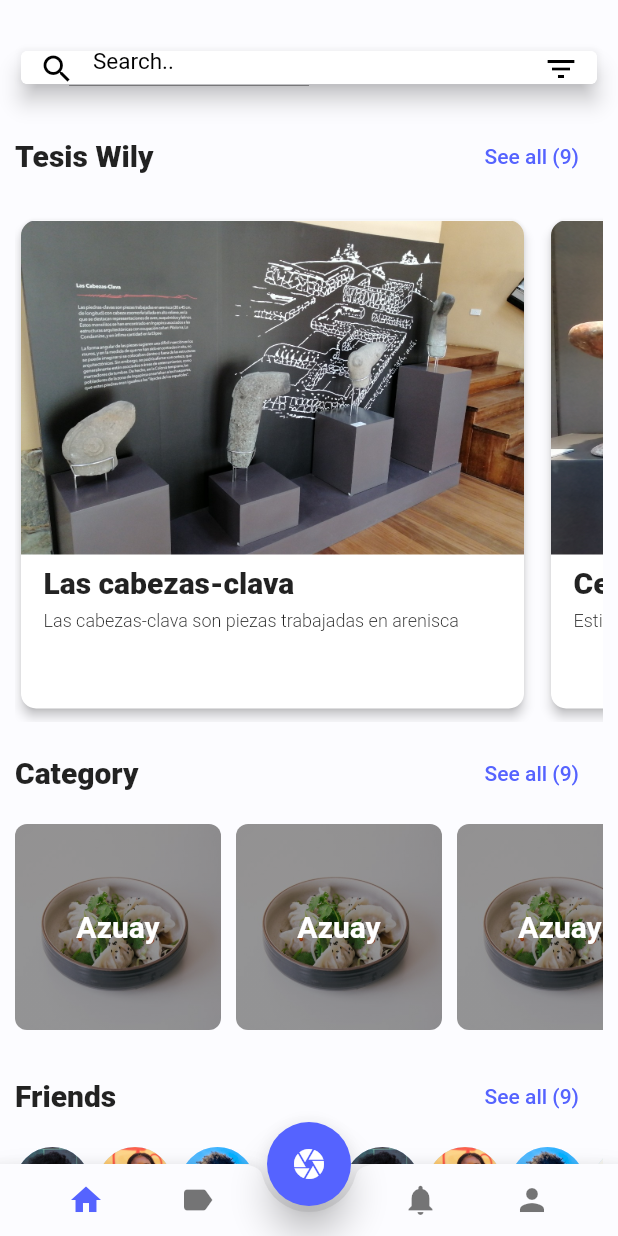
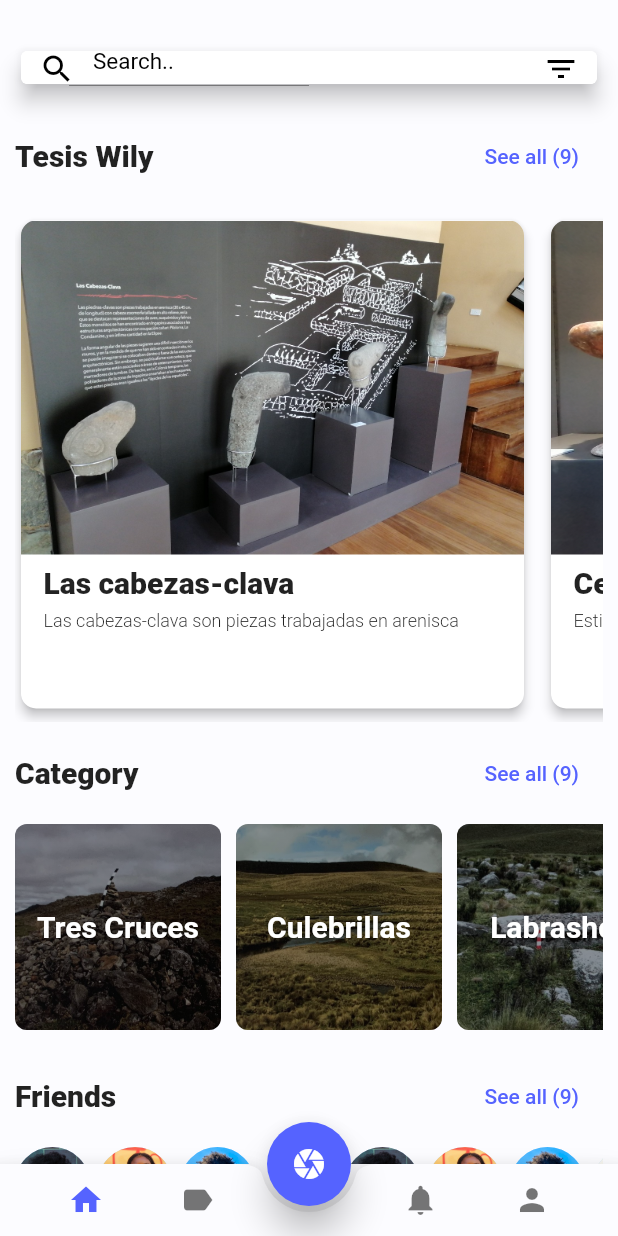
Before and after one commit to XaviMontero/ingapirca-app, a Flutter app: the screen it shows after launch, on a phone screen of 412 x 824 dp. Run offline on Flutter 3.47's test engine with Material 2 defaults, Android fonts, the phone set to English and light mode, and no system bars.

Commit message:
cmabios en caminos y agregar imagenes

```diff
--- a/lib/util/caminos.dart
+++ b/lib/util/caminos.dart
@@ -2,24 +2,45 @@ import 'package:flutter/material.dart';
 
 List caminos = [
   {
-    "name": "Azuay",
+    "name": "Tres Cruces",
     "color1": Color.fromARGB(100, 0, 0, 0),
     "color2": Color.fromARGB(100, 0, 0, 0),
-    "img": "assets/food1.jpeg",
-    "description": "lo que saque"
+    "img": "assets/2.JPG",
+    "description": "Este adoratorio se encuentra a 4.350 m.s.n.m., en el punto mas alto del camino inca en el Ecuador. Se trata de un amontonamiento de piedras de 3m. de alto junto a tres estructuras rectangulares. Las piedras son las ofrendas que hacían los viajeros a lo apus para asegurarse una feliz travesía por las montañas. El apelativo de Tres Cruces es colonial y hace alusión a la presencia de cruces marcadoras de las tumbas de viajeros."
   },
   {
-    "name": "Azuay",
+    "name": "Culebrillas",
     "color1": Color.fromARGB(100, 0, 0, 0),
     "color2": Color.fromARGB(100, 0, 0, 0),
-    "img": "assets/food1.jpeg",
-    "description": "lo que saque"
+    "img": "assets/3.JPG",
+    "description": "La historia oral de la región señala a este lugar (3.885 m.s.n.m.) como el escenario donde se recrea un mito de origen de los cañaris, según el cual una enorme culebra progenitora había bajado de la montaña para ahogarse en la laguna que fue adoptado por los incas, a cuyo efecto dotaron al lugar con una serie de construcciones."
   },
   {
-    "name": "Azuay",
+    "name": "Labrashca",
     "color1": Color.fromARGB(100, 0, 0, 0),
     "color2": Color.fromARGB(100, 0, 0, 0),
-    "img": "assets/food1.jpeg",
-    "description": "lo que saque"
+    "img": "assets/4.JPG",
+    "description": "Es un campo de piedras almohadillas, algunas de gran tamaño, dispersas en amplio terreno, cerca de la laguna de Culebrillas. Hay dos interpretaciones: tal vez fue una cantera de aprovisionamiento de material pétreo; o en ese lugar se dispuso el material trabajado para la construcción de un edificio in situ. En cualquiera de los dos casos, hay procesamiento de la materia prima, actividad que probablemente genero el vocablo aglutinado “labrashcarumi” o “piedra labrada”."
+  },
+  {
+    "name": "Paredones",
+    "color1": Color.fromARGB(100, 0, 0, 0),
+    "color2": Color.fromARGB(100, 0, 0, 0),
+    "img": "assets/5.JPG",
+    "description": "El Tambu en si es un edificio de cinco cuartos, con una “cocina” añadida por los viajeros de la colonia y la república. El sitio se encuentra en posición estratégica, junto al Qhapaq Ñan, para atender a cualquier viajero en travesía por el gran macizo del Azuay. Además, al otro lado del Qhapaq Ñan, hay un conjunto de estructuras pequeñas alineadas con el camino inca, cuya existencia nos permite inferir que tal vez fue, centro de acopio de vituallas y armas, estación de chaskis y lugar de descanso para ejércitos en marcha."
+  },
+  {
+    "name": "Puyal",
+    "color1": Color.fromARGB(100, 0, 0, 0),
+    "color2": Color.fromARGB(100, 0, 0, 0),
+    "img": "assets/6.JPG",
+    "description": " En dirección norte-sur, el Qhapaq Ñan asoma por el filo del macizo azuayo en Quilloloma y baja el valle glaciar de Culebrillas, recorriéndolo por un costado de la laguna hasta llegar a Paredones, enfila luego hacia la llanura de Puyal (3.800 m.s.n.m.) y descendiendo a Ingapirca. Puyal este sujeto a nevadas y fuertes vientos que dificultan la travesía. Los incas hicieron un excelente trabajo en la construcción de un camino firme (10 a 14 m. de ancho) que se mantiene en buen estado de conservación."
+  },
+  {
+    "name": "Wuasipamba",
+    "color1": Color.fromARGB(100, 0, 0, 0),
+    "color2": Color.fromARGB(100, 0, 0, 0),
+    "img": "assets/7.JPG",
+    "description": "Continuando por el Puyal, a 5 Km. de Paredones se encuentra Wuasipamba (3.600 m.s.n.m.) que estaba dotado de tres habitaciones pequeñas, cuya función era la de chaskiwasi. Aquí se albergaban los hombres correos o chaskis que facilitaban la comunicación en todo el imperio Inca."
   },
 ];
```
Also changed, not shown: assets/2.JPG (added), assets/3.JPG (added), assets/4.JPG (added), assets/5.JPG (added), assets/6.JPG (added), assets/7.JPG (added).
